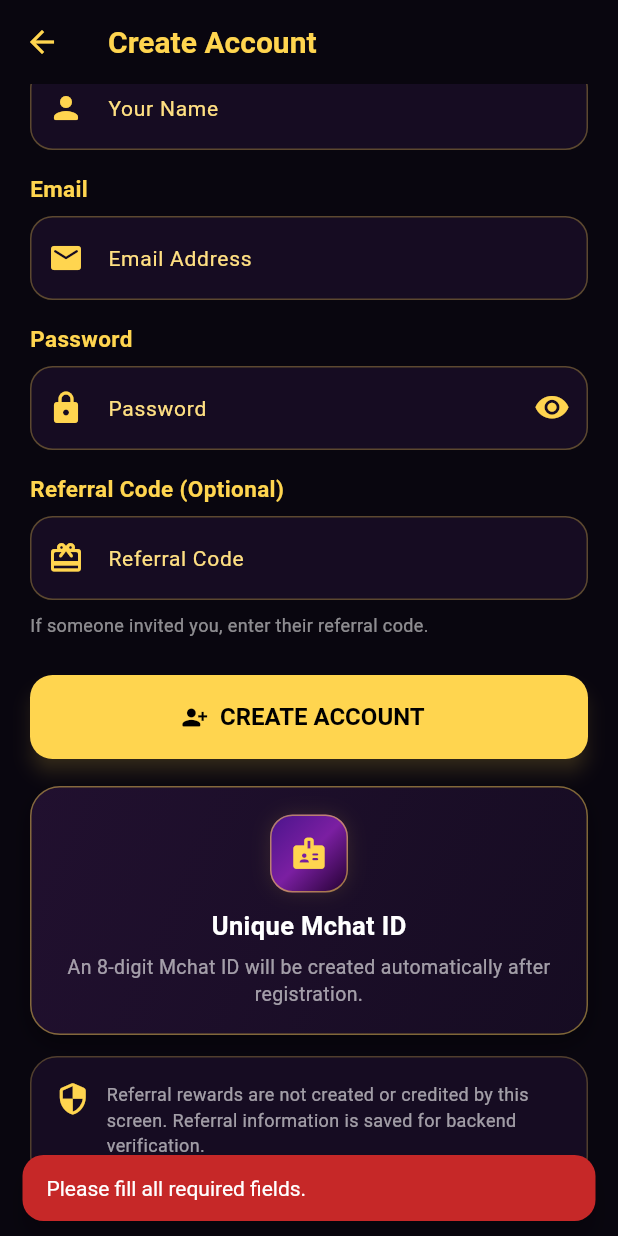
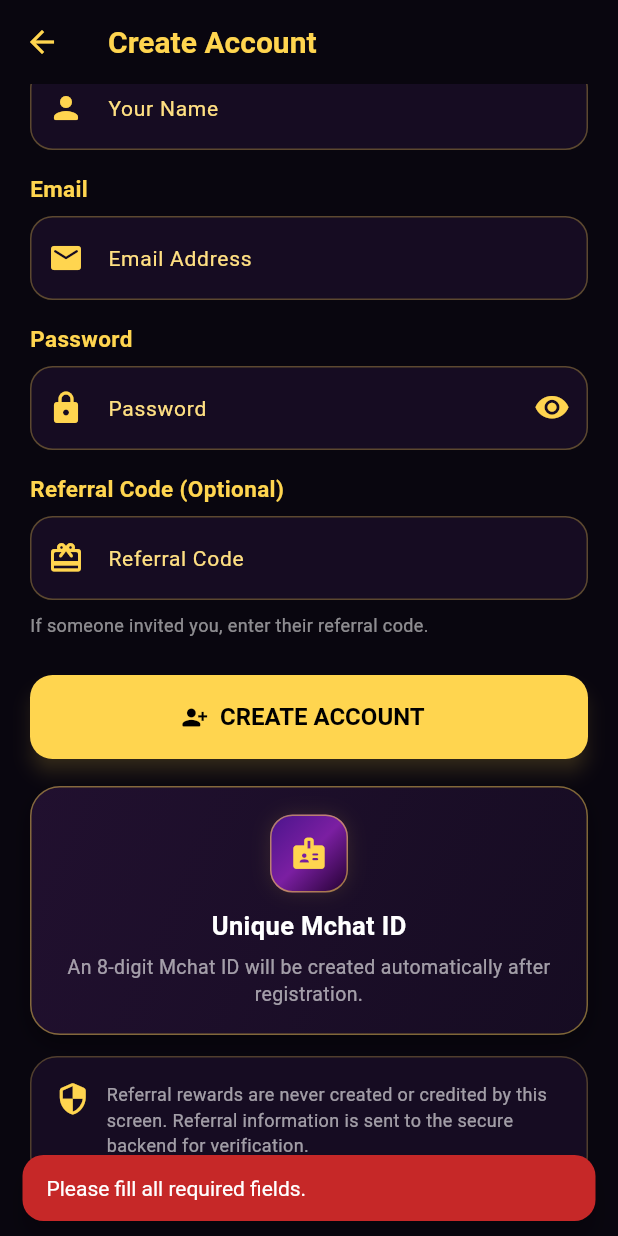
Before and after one commit to klofmanju221-alt/Mchat, a Flutter app: the RegisterScreen screen opened directly, scrolled down 277 dp, after a tap on "CREATE ACCOUNT", on a phone screen of 412 x 824 dp. Run offline on Flutter 3.47's test engine with Material 3 defaults, Android fonts, the phone set to English and light mode, and no system bars; our stand-ins replace cloud_firestore, firebase_auth, firebase_core, in_app_purchase, permission_handler; missing offline and left inert: agora_rtc_engine; accounts and stored records are empty.

Commit message:
Secure registration referral verification

```diff
--- a/lib/register_screen.dart
+++ b/lib/register_screen.dart
@@ -49,6 +49,10 @@ class _RegisterScreenState extends State<RegisterScreen> {
     final String referralCode =
         referralController.text.trim().toUpperCase();
 
+    // ============================================================
+    // BASIC VALIDATION
+    // ============================================================
+
     if (name.isEmpty ||
         email.isEmpty ||
         password.isEmpty) {
@@ -83,8 +87,10 @@ class _RegisterScreenState extends State<RegisterScreen> {
       return;
     }
 
-    // Referral code is optional.
-    // If entered, it must follow the MCHAT-XXXXXXXX format.
+    // ============================================================
+    // REFERRAL CODE FORMAT
+    // ============================================================
+
     if (referralCode.isNotEmpty &&
         !RegExp(r'^MCHAT-[0-9]{8}$')
             .hasMatch(referralCode)) {
@@ -99,49 +105,12 @@ class _RegisterScreenState extends State<RegisterScreen> {
       isLoading = true;
     });
 
+    User? createdUser;
+
     try {
-      // ===========================================================
-      // VERIFY REFERRAL CODE BEFORE ACCOUNT CREATION
-      // ===========================================================
-
-      String? referredByUid;
-      String? referredByCode;
-
-      if (referralCode.isNotEmpty) {
-        final QuerySnapshot<Map<String, dynamic>> referralQuery =
-            await FirebaseFirestore.instance
-                .collection('users')
-                .where(
-                  'referralCode',
-                  isEqualTo: referralCode,
-                )
-                .limit(1)
-                .get();
-
-        if (referralQuery.docs.isEmpty) {
-          if (!mounted) return;
-
-          setState(() {
-            isLoading = false;
-          });
-
-          _showMessage(
-            'Referral code not found. Please check the code.',
-            isError: true,
-          );
-          return;
-        }
-
-        final String foundUid =
-            referralQuery.docs.first.id;
-
-        referredByUid = foundUid;
-        referredByCode = referralCode;
-      }
-
-      // ===========================================================
-      // CREATE FIREBASE ACCOUNT
-      // ===========================================================
+      // ==========================================================
+      // CREATE FIREBASE AUTH ACCOUNT
+      // ==========================================================
 
       final UserCredential credential =
           await FirebaseAuth.instance
@@ -150,68 +119,132 @@ class _RegisterScreenState extends State<RegisterScreen> {
         password: password,
       );
 
-      final User? user = credential.user;
+      createdUser = credential.user;
 
-      if (user == null) {
+      if (createdUser == null) {
         throw Exception(
           'User account could not be created.',
         );
       }
 
-      // ===========================================================
+      // ==========================================================
       // SAVE DISPLAY NAME
-      // ===========================================================
+      // ==========================================================
 
-      await user.updateDisplayName(name);
+      await createdUser.updateDisplayName(name);
 
-      // ===========================================================
-      // AUTOMATIC MCHAT ID
-      // ===========================================================
+      // ==========================================================
+      // REFERRAL VERIFICATION
+      //
+      // IMPORTANT:
+      // We do NOT search the users collection here.
+      //
+      // We use mchatIds/{8-digit-id}.
+      // This works with our secure Firestore rules.
+      // ==========================================================
+
+      String? referredByUid;
+      String? referredByCode;
+
+      if (referralCode.isNotEmpty) {
+        final String referredMchatId =
+            referralCode.substring(6);
+
+        // --------------------------------------------------------
+        // Validate Mchat ID
+        // --------------------------------------------------------
+
+        if (!MchatIdService.isValidMchatId(
+          referredMchatId,
+        )) {
+          _showMessage(
+            'Invalid referral Mchat ID.',
+            isError: true,
+          );
+
+          await _cleanupNewAuthUser(
+            createdUser,
+          );
+
+          return;
+        }
+
+        // --------------------------------------------------------
+        // Find referrer through Mchat ID index
+        // --------------------------------------------------------
+
+        final DocumentSnapshot<Map<String, dynamic>>
+            referralSnapshot =
+            await FirebaseFirestore.instance
+                .collection('mchatIds')
+                .doc(referredMchatId)
+                .get();
+
+        if (!referralSnapshot.exists) {
+          _showMessage(
+            'Referral code not found. Please check the code.',
+            isError: true,
+          );
+
+          await _cleanupNewAuthUser(
+            createdUser,
+          );
+
+          return;
+        }
+
+        final Map<String, dynamic> referralIndex =
+            referralSnapshot.data() ??
+                <String, dynamic>{};
+
+        final String foundUid =
+            referralIndex['uid']?.toString() ?? '';
+
+        // --------------------------------------------------------
+        // Self referral protection
+        // --------------------------------------------------------
+
+        if (foundUid.isEmpty ||
+            foundUid == createdUser.uid) {
+          _showMessage(
+            'Self-referral is not allowed.',
+            isError: true,
+          );
+
+          await _cleanupNewAuthUser(
+            createdUser,
+          );
+
+          return;
+        }
+
+        referredByUid = foundUid;
+        referredByCode = referralCode;
+      }
+
+      // ==========================================================
+      // CREATE / SAVE MCHAT PROFILE
+      //
+      // Referral information is included during initial
+      // profile creation.
+      //
+      // NO COINS ARE CREDITED HERE.
+      // ==========================================================
 
       final String mchatId =
           await MchatIdService.ensureMchatId(
-        user: user,
+        user: createdUser,
         name: name,
         email: email,
+        referredByUid: referredByUid,
+        referredByCode: referredByCode,
       );
 
-      // ===========================================================
-      // SAVE REFERRAL INFORMATION
-      // ===========================================================
+      // ==========================================================
+      // SEND EMAIL VERIFICATION
+      // ==========================================================
 
-      final DocumentReference<Map<String, dynamic>> userRef =
-          FirebaseFirestore.instance
-              .collection('users')
-              .doc(user.uid);
-
-      final Map<String, dynamic> referralData =
-          <String, dynamic>{
-        'referralCode': 'MCHAT-$mchatId',
-        'successfulReferrals': 0,
-        'referralCoins': 0,
-        'referralUpdatedAt':
-            FieldValue.serverTimestamp(),
-      };
-
-      if (referredByUid != null &&
-          referredByCode != null) {
-        referralData['referredByUid'] =
-            referredByUid;
-
-        referralData['referredByCode'] =
-            referredByCode;
-
-        referralData['referralStatus'] =
-            'pending';
-
-        referralData['referredAt'] =
-            FieldValue.serverTimestamp();
-      }
-
-      await userRef.set(
-        referralData,
-        SetOptions(merge: true),
-      );
+      await createdUser.sendEmailVerification();
 
       if (!mounted) {
         return;
@@ -221,9 +254,9 @@ class _RegisterScreenState extends State<RegisterScreen> {
         isLoading = false;
       });
 
-      // ===========================================================
-      // REGISTRATION SUCCESS DIALOG
-      // ===========================================================
+      // ==========================================================
+      // SUCCESS DIALOG
+      // ==========================================================
 
       await showDialog<void>(
         context: context,
@@ -244,7 +277,8 @@ class _RegisterScreenState extends State<RegisterScreen> {
                 ),
               ],
             ),
-            content: Column(
+            content: SingleChildScrollView(
+              child: Column(
                 mainAxisSize: MainAxisSize.min,
                 children: [
                   const Text(
@@ -257,6 +291,10 @@ class _RegisterScreenState extends State<RegisterScreen> {
                   ),
 
                   const SizedBox(height: 14),
+
+                  // ------------------------------------------------
+                  // MCHAT ID
+                  // ------------------------------------------------
 
                   Container(
                     width: double.infinity,
@@ -298,12 +336,15 @@ class _RegisterScreenState extends State<RegisterScreen> {
                     ),
                   ),
 
-                if (referredByCode != null) ...[
-                  const SizedBox(height: 14),
+                  const SizedBox(height: 16),
+
+                  // ------------------------------------------------
+                  // EMAIL VERIFICATION MESSAGE
+                  // ------------------------------------------------
+
                   Container(
                     width: double.infinity,
-                    padding:
-                        const EdgeInsets.all(12),
+                    padding: const EdgeInsets.all(13),
                     decoration: BoxDecoration(
                       color: PremiumTheme.gold
                           .withValues(alpha: 0.08),
@@ -315,6 +356,52 @@ class _RegisterScreenState extends State<RegisterScreen> {
                       ),
                     ),
                     child: const Row(
+                      crossAxisAlignment:
+                          CrossAxisAlignment.start,
+                      children: [
+                        Icon(
+                          Icons.mark_email_read_rounded,
+                          color: PremiumTheme.gold,
+                        ),
+                        SizedBox(width: 9),
+                        Expanded(
+                          child: Text(
+                            'A verification email has been sent to your email address. Please verify your email before logging in.',
+                            style: TextStyle(
+                              color: Colors.white70,
+                              fontSize: 13,
+                              height: 1.4,
+                            ),
+                          ),
+                        ),
+                      ],
+                    ),
+                  ),
+
+                  // ------------------------------------------------
+                  // REFERRAL PENDING MESSAGE
+                  // ------------------------------------------------
+
+                  if (referredByCode != null) ...[
+                    const SizedBox(height: 14),
+
+                    Container(
+                      width: double.infinity,
+                      padding:
+                          const EdgeInsets.all(13),
+                      decoration: BoxDecoration(
+                        color: PremiumTheme.purple
+                            .withValues(alpha: 0.12),
+                        borderRadius:
+                            BorderRadius.circular(12),
+                        border: Border.all(
+                          color: PremiumTheme.gold
+                              .withValues(alpha: 0.25),
+                        ),
+                      ),
+                      child: const Row(
+                        crossAxisAlignment:
+                            CrossAxisAlignment.start,
                         children: [
                           Icon(
                             Icons.card_giftcard_rounded,
@@ -323,10 +410,11 @@ class _RegisterScreenState extends State<RegisterScreen> {
                           SizedBox(width: 9),
                           Expanded(
                             child: Text(
-                            'Referral received and pending verification.',
+                              'Referral received and is pending backend verification. The 1000 Coins reward will not be credited until verification is completed.',
                               style: TextStyle(
                                 color: Colors.white70,
                                 fontSize: 13,
+                                height: 1.4,
                               ),
                             ),
                           ),
@@ -335,6 +423,7 @@ class _RegisterScreenState extends State<RegisterScreen> {
                     ),
                   ],
                 ],
+              ),
             ),
             actions: [
               SizedBox(
@@ -359,7 +448,18 @@ class _RegisterScreenState extends State<RegisterScreen> {
         return;
       }
 
-      // Return to Login.
+      // ==========================================================
+      // SIGN OUT
+      //
+      // User must verify email and login again.
+      // ==========================================================
+
+      await FirebaseAuth.instance.signOut();
+
+      if (!mounted) {
+        return;
+      }
+
       Navigator.pop(context);
     } on FirebaseAuthException catch (e) {
       if (!mounted) {
@@ -379,17 +479,34 @@ class _RegisterScreenState extends State<RegisterScreen> {
         message =
             'Please enter a valid email address.';
       } else if (e.code == 'weak-password') {
-        message = 'Password is too weak.';
+        message =
+            'Password is too weak.';
       } else if (e.code == 'operation-not-allowed') {
         message =
-            'Email registration is not enabled.';
+            'Email registration is not enabled in Firebase.';
       } else if (e.code == 'network-request-failed') {
         message =
-            'Network error. Please try again.';
+            'Network error. Please check your internet connection.';
+      } else if (e.code == 'too-many-requests') {
+        message =
+            'Too many attempts. Please try again later.';
       }
 
       _showMessage(
         message,
+        isError: true,
+      );
+    } on FirebaseException catch (e) {
+      if (!mounted) {
+        return;
+      }
+
+      setState(() {
+        isLoading = false;
+      });
+
+      _showMessage(
+        'Firebase error: ${e.message ?? 'Please try again.'}',
         isError: true,
       );
     } catch (e) {
@@ -409,6 +526,31 @@ class _RegisterScreenState extends State<RegisterScreen> {
   }
 
   // ===============================================================
+  // CLEANUP AUTH USER
+  // ===============================================================
+
+  Future<void> _cleanupNewAuthUser(
+    User? user,
+  ) async {
+    try {
+      if (user != null) {
+        await user.delete();
+      }
+    } catch (_) {
+      // Ignore cleanup failure.
+      // The main error message has already been shown.
+    }
+
+    if (!mounted) {
+      return;
+    }
+
+    setState(() {
+      isLoading = false;
+    });
+  }
+
+  // ===============================================================
   // MESSAGE
   // ===============================================================
 
@@ -416,6 +558,10 @@ class _RegisterScreenState extends State<RegisterScreen> {
     String message, {
     bool isError = false,
   }) {
+    if (!mounted) {
+      return;
+    }
+
     ScaffoldMessenger.of(context)
       ..hideCurrentSnackBar()
       ..showSnackBar(
@@ -641,10 +787,8 @@ class _RegisterScreenState extends State<RegisterScreen> {
                     },
                     icon: Icon(
                       obscurePassword
-                          ? Icons
-                              .visibility_rounded
-                          : Icons
-                              .visibility_off_rounded,
+                          ? Icons.visibility_rounded
+                          : Icons.visibility_off_rounded,
                     ),
                   ),
                 ),
@@ -777,7 +921,7 @@ class _RegisterScreenState extends State<RegisterScreen> {
               const SizedBox(height: 14),
 
               // =====================================================
-              // REFERRAL INFORMATION
+              // SECURITY INFORMATION
               // =====================================================
 
               Container(
@@ -803,7 +947,7 @@ class _RegisterScreenState extends State<RegisterScreen> {
                     SizedBox(width: 11),
                     Expanded(
                       child: Text(
-                        'Referral rewards are not created or credited by this screen. Referral information is saved for backend verification.',
+                        'Referral rewards are never created or credited by this screen. Referral information is sent to the secure backend for verification.',
                         style: TextStyle(
                           color: Colors.white60,
                           fontSize: 12,
```
Lines whose indentation alone changed are shown as unchanged.
